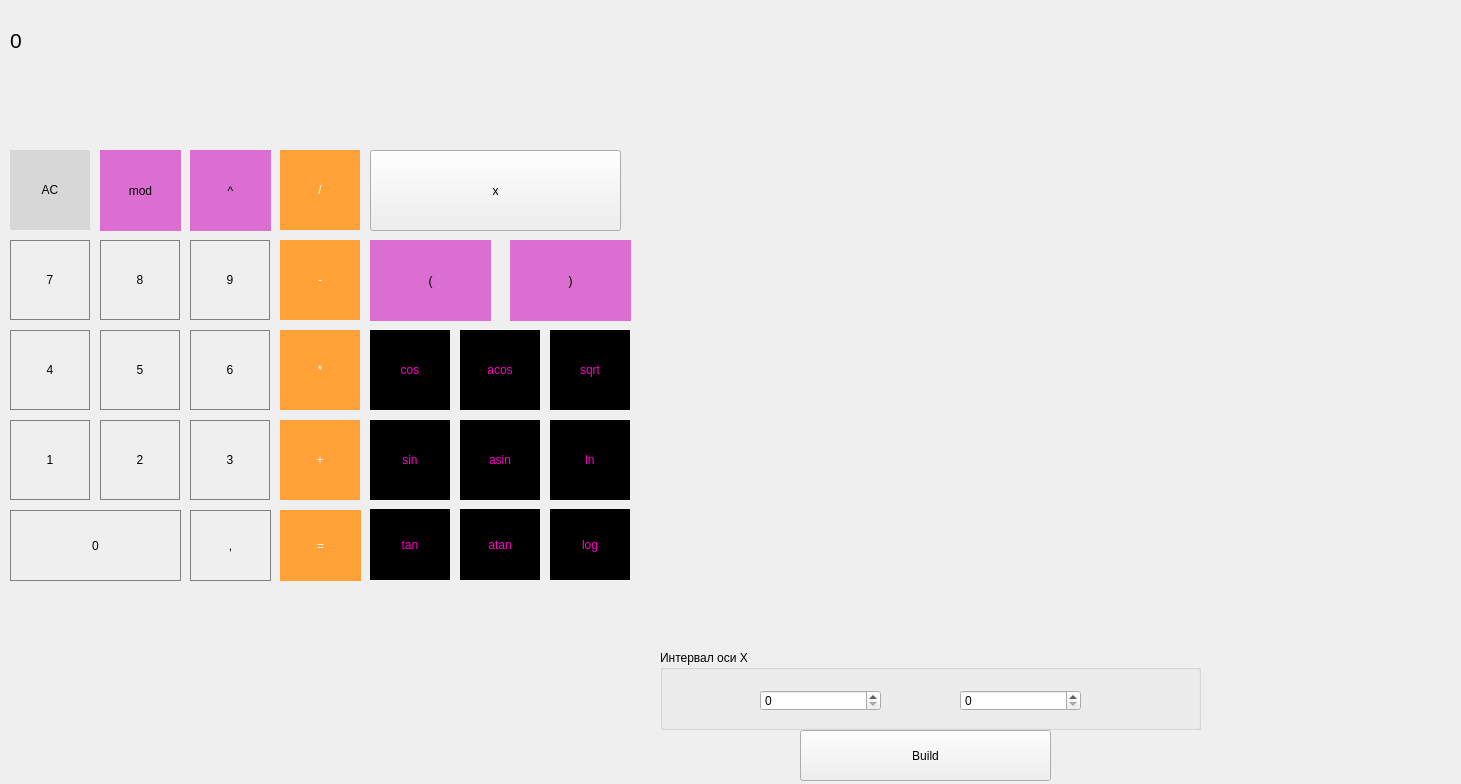
Qt form src/project/mainwindow.ui (Serzhunya/Smart_calc) before a commit.
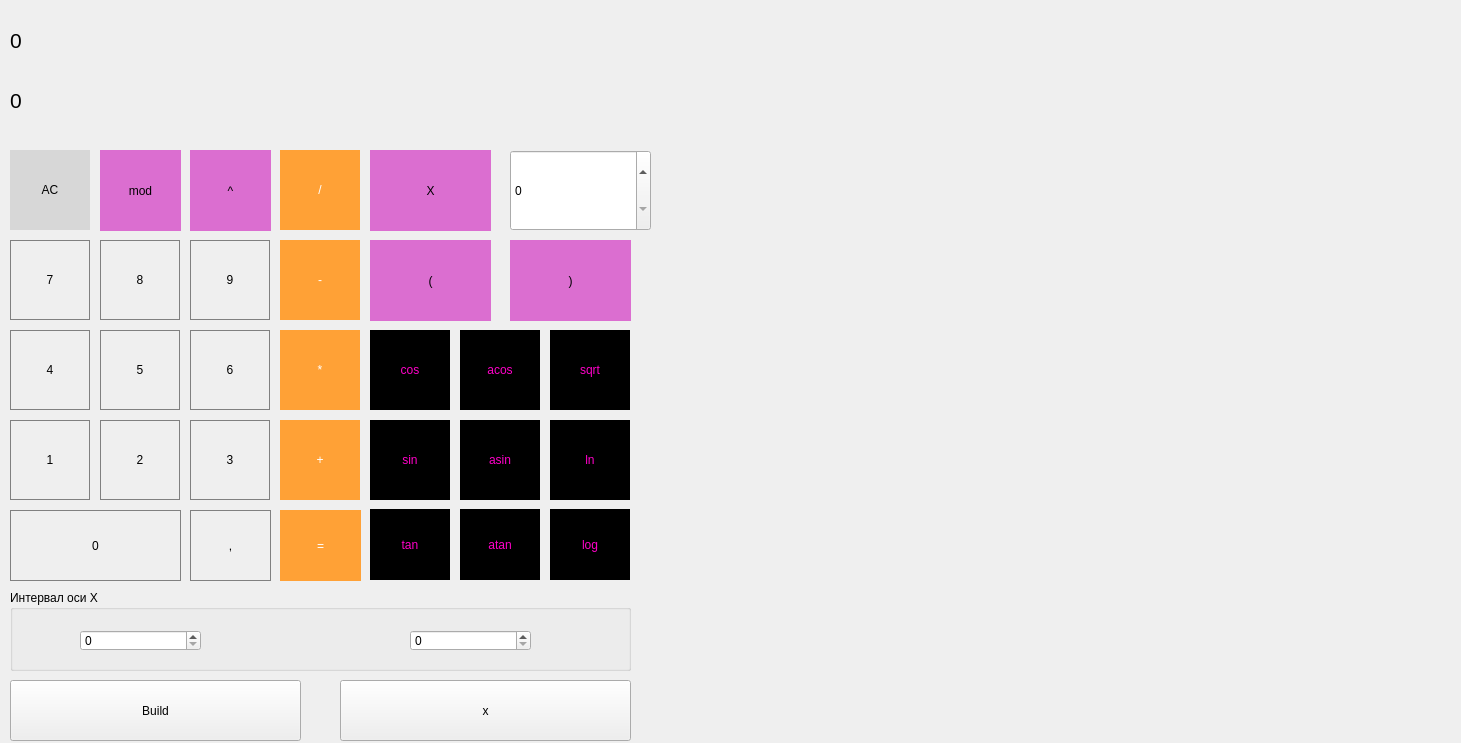
The same form after that commit. Custom widgets are drawn as their Qt base class.

```diff
--- a/src/project/mainwindow.ui
+++ b/src/project/mainwindow.ui
@@ -7,7 +7,7 @@
     <x>0</x>
     <y>0</y>
     <width>1461</width>
-    <height>784</height>
+    <height>743</height>
    </rect>
   </property>
   <property name="windowTitle">
@@ -654,17 +654,17 @@
       <x>660</x>
       <y>80</y>
       <width>791</width>
-      <height>571</height>
+      <height>641</height>
      </rect>
     </property>
    </widget>
    <widget class="QGroupBox" name="groupBox">
     <property name="geometry">
      <rect>
-      <x>660</x>
-      <y>650</y>
-      <width>541</width>
-      <height>80</height>
+      <x>10</x>
+      <y>590</y>
+      <width>621</width>
+      <height>81</height>
      </rect>
     </property>
     <property name="title">
@@ -673,7 +673,7 @@
     <widget class="QSpinBox" name="spinBox_min">
      <property name="geometry">
       <rect>
-       <x>100</x>
+       <x>70</x>
        <y>40</y>
        <width>121</width>
        <height>21</height>
@@ -683,7 +683,7 @@
     <widget class="QSpinBox" name="spinBox_max">
      <property name="geometry">
       <rect>
-       <x>300</x>
+       <x>400</x>
        <y>40</y>
        <width>121</width>
        <height>21</height>
@@ -691,32 +691,78 @@
      </property>
     </widget>
    </widget>
-   <widget class="QPushButton" name="pushButton_funx">
-    <property name="geometry">
-     <rect>
-      <x>370</x>
-      <y>150</y>
-      <width>251</width>
-      <height>81</height>
-     </rect>
-    </property>
-    <property name="text">
-     <string>x</string>
-    </property>
-   </widget>
    <widget class="QPushButton" name="pushButton_build_graph">
     <property name="geometry">
      <rect>
-      <x>800</x>
-      <y>730</y>
-      <width>251</width>
-      <height>51</height>
+      <x>10</x>
+      <y>680</y>
+      <width>291</width>
+      <height>61</height>
      </rect>
     </property>
     <property name="text">
      <string>Build</string>
     </property>
    </widget>
+   <widget class="QPushButton" name="pushButton_funx">
+    <property name="geometry">
+     <rect>
+      <x>340</x>
+      <y>680</y>
+      <width>291</width>
+      <height>61</height>
+     </rect>
+    </property>
+    <property name="text">
+     <string>x</string>
+    </property>
+   </widget>
+   <widget class="QPushButton" name="pushButton_X">
+    <property name="geometry">
+     <rect>
+      <x>370</x>
+      <y>150</y>
+      <width>121</width>
+      <height>81</height>
+     </rect>
+    </property>
+    <property name="styleSheet">
+     <string notr="true">font: 18pt &quot;.AppleSystemUIFont&quot;;	
+	background-color: rgb(219, 110, 208);
+	border: 0.1px solid grey;</string>
+    </property>
+    <property name="text">
+     <string>X</string>
+    </property>
+   </widget>
+   <widget class="QSpinBox" name="spinBox_x">
+    <property name="geometry">
+     <rect>
+      <x>510</x>
+      <y>150</y>
+      <width>141</width>
+      <height>81</height>
+     </rect>
+    </property>
+   </widget>
+   <widget class="QLabel" name="label_2">
+    <property name="geometry">
+     <rect>
+      <x>10</x>
+      <y>70</y>
+      <width>1421</width>
+      <height>61</height>
+     </rect>
+    </property>
+    <property name="font">
+     <font>
+      <pointsize>16</pointsize>
+     </font>
+    </property>
+    <property name="text">
+     <string>0</string>
+    </property>
+   </widget>
   </widget>
  </widget>
  <customwidgets>
```
